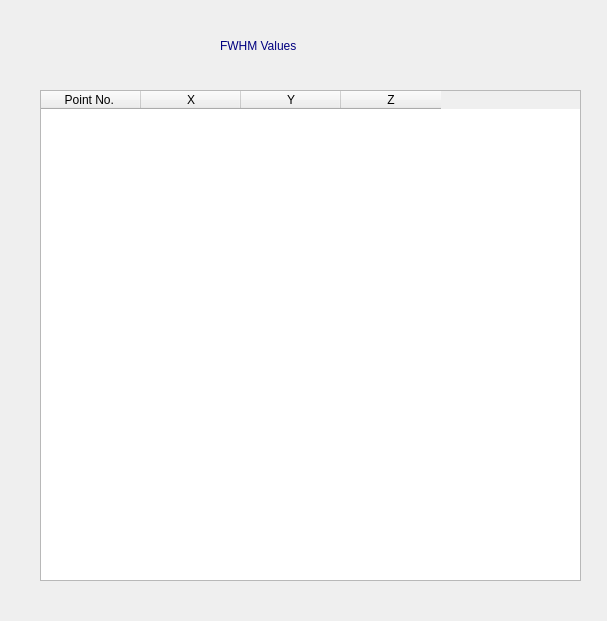
Above: fwhm.ui from aquinterol/App_Medizin before the change. Below: the same form after it.
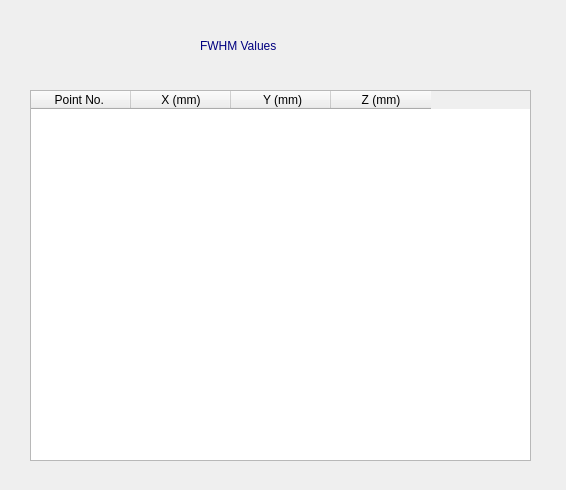
That is the form after the change.

Commit message: modified:   __pycache__/ui_fwhm.cpython-312.pyc 	modified:   fwhm.ui 	modified:   ui_fwhm.py 	modified:   version2.py 	new file:   version_final.py

```diff
--- a/fwhm.ui
+++ b/fwhm.ui
@@ -6,8 +6,8 @@
    <rect>
     <x>0</x>
     <y>0</y>
-    <width>607</width>
-    <height>621</height>
+    <width>566</width>
+    <height>490</height>
    </rect>
   </property>
   <property name="windowTitle">
@@ -16,7 +16,7 @@
   <widget class="QLabel" name="F_title">
    <property name="geometry">
     <rect>
-     <x>220</x>
+     <x>200</x>
      <y>30</y>
      <width>221</width>
      <height>31</height>
@@ -33,10 +33,10 @@
   <widget class="QFrame" name="frame">
    <property name="geometry">
     <rect>
-     <x>40</x>
+     <x>30</x>
      <y>90</y>
-     <width>541</width>
-     <height>491</height>
+     <width>501</width>
+     <height>371</height>
     </rect>
    </property>
    <property name="frameShape">
@@ -50,8 +50,8 @@
      <rect>
       <x>0</x>
       <y>0</y>
-      <width>541</width>
-      <height>491</height>
+      <width>501</width>
+      <height>371</height>
      </rect>
     </property>
     <column>
@@ -61,17 +61,17 @@
     </column>
     <column>
      <property name="text">
-      <string>X</string>
+      <string>X (mm)</string>
      </property>
     </column>
     <column>
      <property name="text">
-      <string>Y</string>
+      <string> Y (mm)</string>
      </property>
     </column>
     <column>
      <property name="text">
-      <string>Z</string>
+      <string>Z (mm)</string>
      </property>
     </column>
    </widget>
```
Left out of the diff: 1 changed line with no effect on the pictures. The commit also changes 3 other files.
